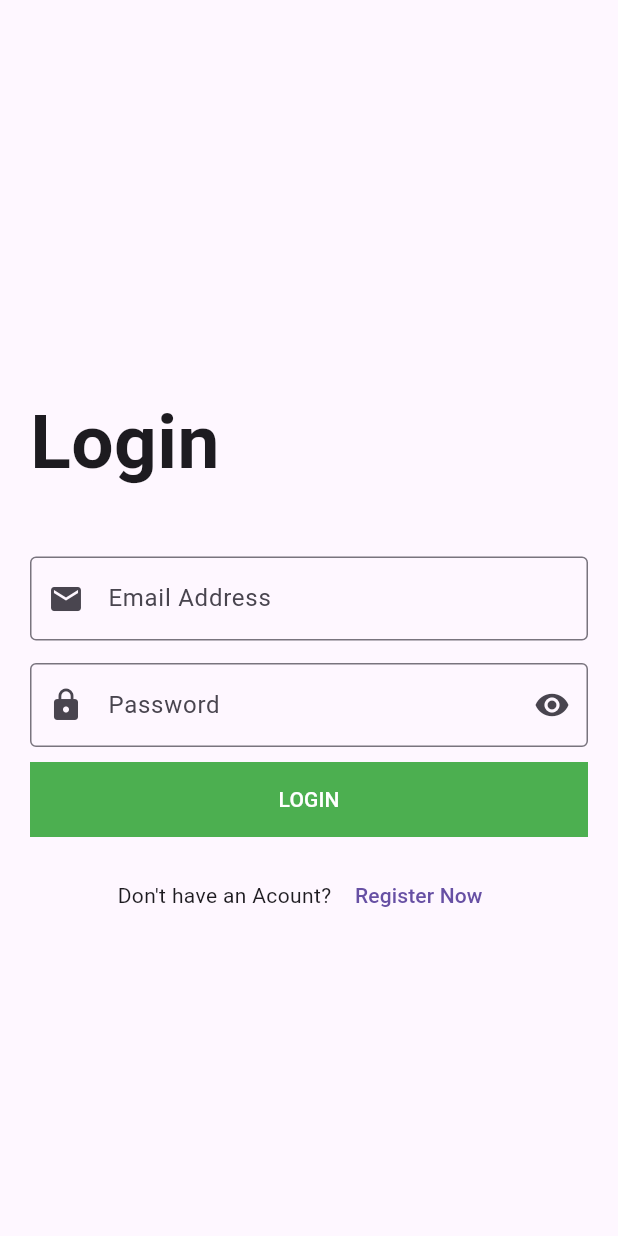
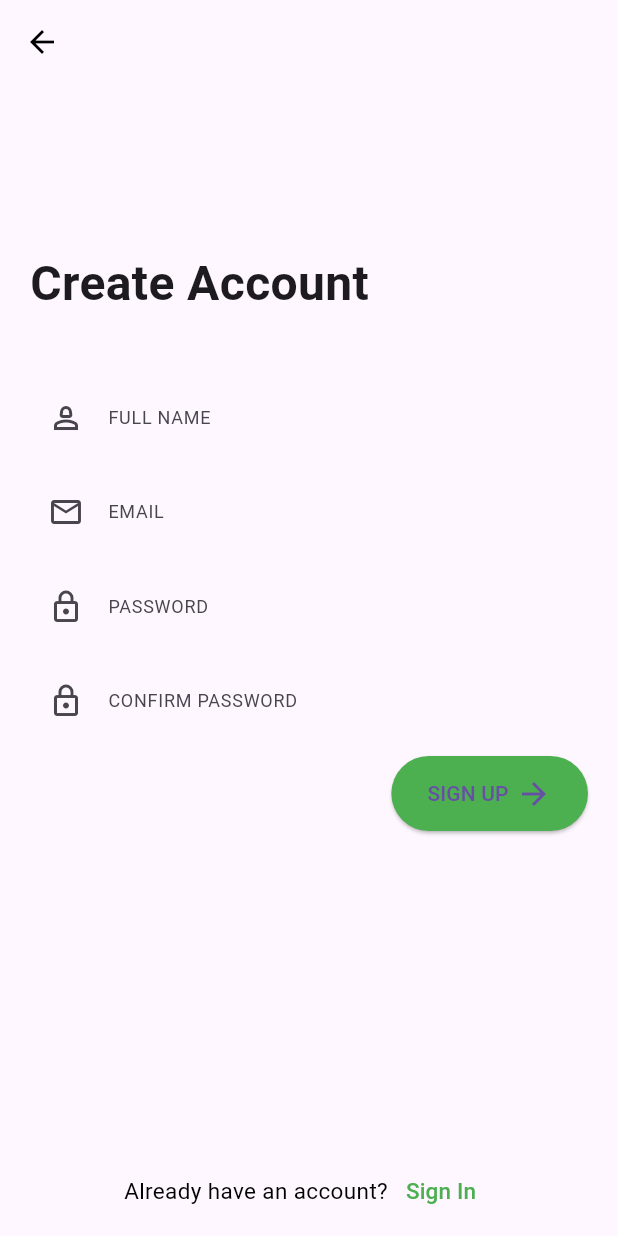
Before and after one commit to AfafWael2002/flutter, a Flutter app: the screen it shows after launch, on a phone screen of 412 x 824 dp. Run offline on Flutter 3.47's test engine with Material 3 defaults, Android fonts, the phone set to English and light mode, and no system bars; our stand-ins replace firebase_auth; accounts and stored records are empty; Roboto replaces fonts that are missing (SFUIDisplay).

Commit message:
Signup in flutter, firebase still not working

```diff
--- /dev/null
+++ b/flutter_application_1/lib/auth/Signup.dart
@@ -0,0 +1,161 @@
+import 'package:flutter/material.dart';
+import 'package:flutter_application_1/auth/LoginScreen.dart';
+//import 'package:signup/login.dart';
+
+class SignUp extends StatefulWidget {
+
+  SignUp({super.key});
+
+  @override
+  State<SignUp> createState() => _SignUpState();
+}
+
+class _SignUpState extends State<SignUp> {
+    TextEditingController _nameController = TextEditingController();
+
+  TextEditingController _emailController = TextEditingController();
+
+  TextEditingController _passwordController = TextEditingController();
+    TextEditingController _confirmPasswordController = TextEditingController();
+
+
+  //const LoginScreen({Key? key}) : super(key: key);
+  @override
+  Widget build(BuildContext context) {
+    return GestureDetector(
+      onTap:(){
+        FocusScopeNode currentFocus=FocusScope.of(context);
+        if(!currentFocus.hasPrimaryFocus &&  currentFocus.focusedChild != null )
+        currentFocus.focusedChild?.unfocus();
+
+      },
+      child: Scaffold(
+        appBar: AppBar(
+          backgroundColor: Colors.transparent,
+          elevation: 0.0,
+          leading: IconButton(onPressed: ()=> Navigator.of(context).pop(),icon: const Icon(
+            Icons.arrow_back,
+            color: Colors.black,
+            ),
+
+          ),
+
+        ),
+        body:  SafeArea(
+          child: SingleChildScrollView(
+            child:Padding(padding: EdgeInsets.fromLTRB(20, 110, 20, 110),
+            child:Column(
+              mainAxisAlignment: MainAxisAlignment.center,
+              crossAxisAlignment: CrossAxisAlignment.start,
+              children: [
+              Text(
+                "Create Account",
+                style: TextStyle(fontSize: 32,fontWeight: FontWeight.bold),
+
+              ),
+              SizedBox(height: 40),
+              TextFields(icon: Icon(Icons.person_2_outlined) ,label: 'FULL NAME', controller: _nameController,),
+              SizedBox(height: 10),
+
+              TextFields(icon: Icon(Icons.email_outlined) , label: 'EMAIL', controller: _emailController, ),
+              SizedBox(height: 10),
+              TextFields(icon: Icon(Icons.lock_outlined) , label: 'PASSWORD', controller: _passwordController,secureText:true,),
+              SizedBox(height: 10),
+              TextFields(icon: Icon(Icons.lock_outlined) , label: 'CONFIRM PASSWORD', controller: _confirmPasswordController,secureText:true,),
+              SizedBox(height: 10),
+              Align(
+                alignment: Alignment.centerRight,
+                child: SizedBox(
+                  height: 50,
+                  child: ElevatedButton(
+                    onPressed: () {},
+                    style: ElevatedButton.styleFrom(
+                      primary: Colors.green,
+                      shape: RoundedRectangleBorder(
+                        borderRadius: BorderRadius.circular(30.0),
+                      )),
+                      child : Row(
+                        mainAxisSize: MainAxisSize.min,
+                        children: [
+                          Text('SIGN UP'),
+                          SizedBox(width: 5,),
+                          Icon(Icons.arrow_forward,size: 24.0,)
+
+                        ]
+
+                      ),
+
+                    ),
+                  ),
+                )
+                ,
+
+            ],
+            ),
+
+
+            )
+           ),
+        ),
+
+        bottomNavigationBar: SizedBox(
+          height: 60,
+          child: Row(
+            mainAxisAlignment: MainAxisAlignment.center,
+            children: [
+              Text(
+                "Already have an account?",
+                style: TextStyle(
+                  fontFamily: 'SFUIDisplay', color:Colors.black,fontSize: 15
+                ),
+
+              ),
+              TextButton(onPressed: () {
+                Navigator.of(context).push(MaterialPageRoute(builder: (context)=> LoginOneScreen()));
+              },
+               child: Text(
+                'Sign In',
+                style: TextStyle(
+                  fontFamily: 'SFUIDisplay',
+                  color: Colors.green,
+                  fontSize: 15
+                ),
+               ))
+
+                  ],
+          ),
+        ),
+      ),
+    );
+  }
+}
+
+class TextFields extends StatelessWidget {
+  final Icon icon;
+  final String label;
+  bool secureText;
+  TextEditingController controller;
+   TextFields({
+    super.key, required this.icon, required this.label, required this.controller,this.secureText=false
+  });
+
+  @override
+  Widget build(BuildContext context) {
+    return Container(
+      child:TextFormField(
+        controller:controller,
+        obscureText:secureText,
+
+        style: TextStyle(
+          color: Colors.black,fontFamily: 'SFUDisplay'
+          ),
+        decoration: InputDecoration(
+            border: InputBorder.none,
+            labelText: label,
+            prefixIcon:icon,
+            labelStyle: TextStyle(fontSize: 12),
+            ),
+        ),
+    );
+  }
+}
--- a/flutter_application_1/lib/main.dart
+++ b/flutter_application_1/lib/main.dart
@@ -1,13 +1,12 @@
-import 'package:firebase_core/firebase_core.dart';
 import 'package:flutter/material.dart';
-import 'package:flutter_application_1/auth/LoginScreen.dart';
+import 'package:flutter_application_1/auth/Signup.dart';
 import 'package:flutter_application_1/auth/bottom_nav_bar.dart';
 
 void main()  { //add this
 
     WidgetsFlutterBinding.ensureInitialized();
-     Firebase.initializeApp();
-    runApp(  MaterialApp(home:LoginOneScreen()) );
+     // Firebase.initializeApp();
+    runApp(  MaterialApp(home:SignUp()) );
 
 }
 class HomeScreen extends StatelessWidget{
```
